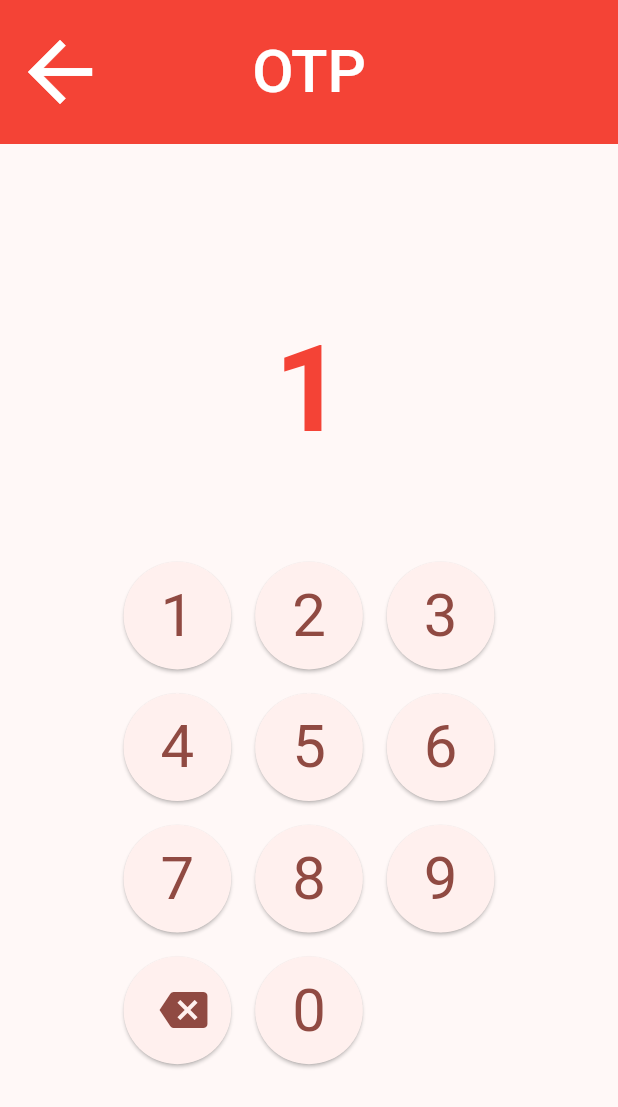
After one commit to anoochit/simply_kiosk_checkout, a Flutter app: the VerifyCodeView screen opened by its route, after a tap on an icon or button, on a phone screen of 412 x 824 dp. The commit adds this screen. Shown: the top 1107 px of the screen. Run offline on Flutter 3.47's test engine with Material 3 defaults, Android fonts, the phone set to English and light mode, and no system bars; our stand-ins replace gap, get, wakelock_plus; missing offline and left inert: fullscreen_window.

Commit message:
add otp ui

```diff
--- a/lib/app/modules/phoneSignIn/views/phone_sign_in_view.dart
+++ b/lib/app/modules/phone_signIn/views/phone_sign_in_view.dart
@@ -4,6 +4,7 @@ import 'package:gap/gap.dart';
 import 'package:get/get.dart';
 import 'package:get/get_state_manager/get_state_manager.dart';
 
+import '../../../routes/app_pages.dart';
 import '../controllers/phone_sign_in_controller.dart';
 
 class PhoneSignInView extends GetView<PhoneSignInController> {
@@ -43,6 +44,7 @@ class PhoneSignInView extends GetView<PhoneSignInController> {
                 ),
                 itemBuilder: (context, index) {
                   return (buttons[index] == 'D')
+                      // delete
                       ? ElevatedButton(
                           onPressed: () {
                             final phonenumberLength =
@@ -57,13 +59,24 @@ class PhoneSignInView extends GetView<PhoneSignInController> {
                             Icons.backspace,
                             size: 32,
                           ))
+                      // enter number
                       : ElevatedButton(
                           onPressed: () {
                             final phonenumberLength =
                                 controller.phoneNumber.value.length;
+                            // insert number when less than 10 digits
                             if (phonenumberLength < 10) {
                               controller.phoneNumber.value =
                                   controller.phoneNumber.value + buttons[index];
+
+                              // auto verify when 10 digit
+                              if (controller.phoneNumber.value.length == 10) {
+                                // TODO : send SMS to verify
+
+                                // FIXME : mock verify
+                                controller.phoneNumber.value = '';
+                                Get.toNamed(Routes.VERIFY_CODE);
+                              }
                             }
                           },
                           child: Text(
--- /dev/null
+++ b/lib/app/modules/verify_code/bindings/verify_code_binding.dart
@@ -0,0 +1,12 @@
+import 'package:get/get.dart';
+
+import '../controllers/verify_code_controller.dart';
+
+class VerifyCodeBinding extends Bindings {
+  @override
+  void dependencies() {
+    Get.lazyPut<VerifyCodeController>(
+      () => VerifyCodeController(),
+    );
+  }
+}
--- /dev/null
+++ b/lib/app/modules/verify_code/controllers/verify_code_controller.dart
@@ -0,0 +1,7 @@
+import 'package:get/get.dart';
+
+class VerifyCodeController extends GetxController {
+  //TODO: Implement PhoneSignInController
+
+  final otpNumber = ''.obs;
+}
--- /dev/null
+++ b/lib/app/modules/verify_code/views/verify_code_view.dart
@@ -0,0 +1,90 @@
+import 'package:flutter/material.dart';
+import 'package:gap/gap.dart';
+
+import 'package:get/get.dart';
+
+import '../../../routes/app_pages.dart';
+import '../controllers/verify_code_controller.dart';
+
+class VerifyCodeView extends GetView<VerifyCodeController> {
+  const VerifyCodeView({Key? key}) : super(key: key);
+  @override
+  Widget build(BuildContext context) {
+    final buttons = ['1', '2', '3', '4', '5', '6', '7', '8', '9', 'D', '0'];
+    return Scaffold(
+      appBar: AppBar(
+        title: const Text('OTP'),
+        centerTitle: true,
+      ),
+      body: Center(
+        child: Column(
+          mainAxisSize: MainAxisSize.min,
+          children: [
+            Obx(
+              () => Text(
+                controller.otpNumber.value,
+                style: Theme.of(context).textTheme.headlineLarge!.copyWith(
+                    fontSize:
+                        Theme.of(context).textTheme.headlineLarge!.fontSize! *
+                            2),
+              ),
+            ),
+            const Gap(64.0),
+            SizedBox(
+              width: MediaQuery.of(context).size.width * 0.6,
+              child: GridView.builder(
+                shrinkWrap: true,
+                itemCount: 11,
+                gridDelegate: const SliverGridDelegateWithFixedCrossAxisCount(
+                  crossAxisCount: 3,
+                  mainAxisSpacing: 16.0,
+                  crossAxisSpacing: 16.0,
+                ),
+                itemBuilder: (context, index) {
+                  return (buttons[index] == 'D')
+                      // delete
+                      ? ElevatedButton(
+                          onPressed: () {
+                            final otpLength = controller.otpNumber.value.length;
+                            if (otpLength > 0) {
+                              controller.otpNumber.value = controller
+                                  .otpNumber.value
+                                  .substring(0, otpLength - 1);
+                            }
+                          },
+                          child: const Icon(
+                            Icons.backspace,
+                            size: 32,
+                          ))
+                      // enter number
+                      : ElevatedButton(
+                          onPressed: () {
+                            final otpLength = controller.otpNumber.value.length;
+                            // insert number when less than 10 digits
+                            if (otpLength < 6) {
+                              controller.otpNumber.value =
+                                  controller.otpNumber.value + buttons[index];
+
+                              // auto verify when 6 digit
+                              if (controller.otpNumber.value.length == 6) {
+                                // TODO : send SMS to verify
+
+                                // FIXME : mock verify
+                                controller.otpNumber.value = '';
+                                Get.offAllNamed(Routes.CART);
+                              }
+                            }
+                          },
+                          child: Text(
+                            buttons[index],
+                          ),
+                        );
+                },
+              ),
+            ),
+          ],
+        ),
+      ),
+    );
+  }
+}
--- a/lib/app/routes/app_pages.dart
+++ b/lib/app/routes/app_pages.dart
@@ -8,10 +8,12 @@ import '../modules/home/bindings/home_binding.dart';
 import '../modules/home/views/home_view.dart';
 import '../modules/payment/bindings/payment_binding.dart';
 import '../modules/payment/views/payment_view.dart';
-import '../modules/phoneSignIn/bindings/phone_sign_in_binding.dart';
-import '../modules/phoneSignIn/views/phone_sign_in_view.dart';
+import '../modules/phone_signIn/bindings/phone_sign_in_binding.dart';
+import '../modules/phone_signIn/views/phone_sign_in_view.dart';
 import '../modules/thankyou/bindings/thankyou_binding.dart';
 import '../modules/thankyou/views/thankyou_view.dart';
+import '../modules/verify_code/bindings/verify_code_binding.dart';
+import '../modules/verify_code/views/verify_code_view.dart';
 
 part 'app_routes.dart';
 
@@ -57,5 +59,10 @@ class AppPages {
       binding: ThankyouBinding(),
       transition: Transition.noTransition,
     ),
+    GetPage(
+      name: _Paths.VERIFY_CODE,
+      page: () => const VerifyCodeView(),
+      binding: VerifyCodeBinding(),
+    ),
   ];
 }
--- a/lib/app/routes/app_routes.dart
+++ b/lib/app/routes/app_routes.dart
@@ -9,6 +9,7 @@ abstract class Routes {
   static const CHECKOUT = _Paths.CHECKOUT;
   static const PAYMENT = _Paths.PAYMENT;
   static const THANKYOU = _Paths.THANKYOU;
+  static const VERIFY_CODE = _Paths.VERIFY_CODE;
 }
 
 abstract class _Paths {
@@ -19,4 +20,5 @@ abstract class _Paths {
   static const CHECKOUT = '/checkout';
   static const PAYMENT = '/payment';
   static const THANKYOU = '/thankyou';
+  static const VERIFY_CODE = '/verify-code';
 }
```
Also changed, not shown: lib/app/modules/phone_signIn/bindings/phone_sign_in_binding.dart (renamed from lib/app/modules/phoneSignIn/bindings/phone_sign_in_binding.dart), lib/app/modules/phone_signIn/controllers/phone_sign_in_controller.dart (renamed from lib/app/modules/phoneSignIn/controllers/phone_sign_in_controller.dart).
